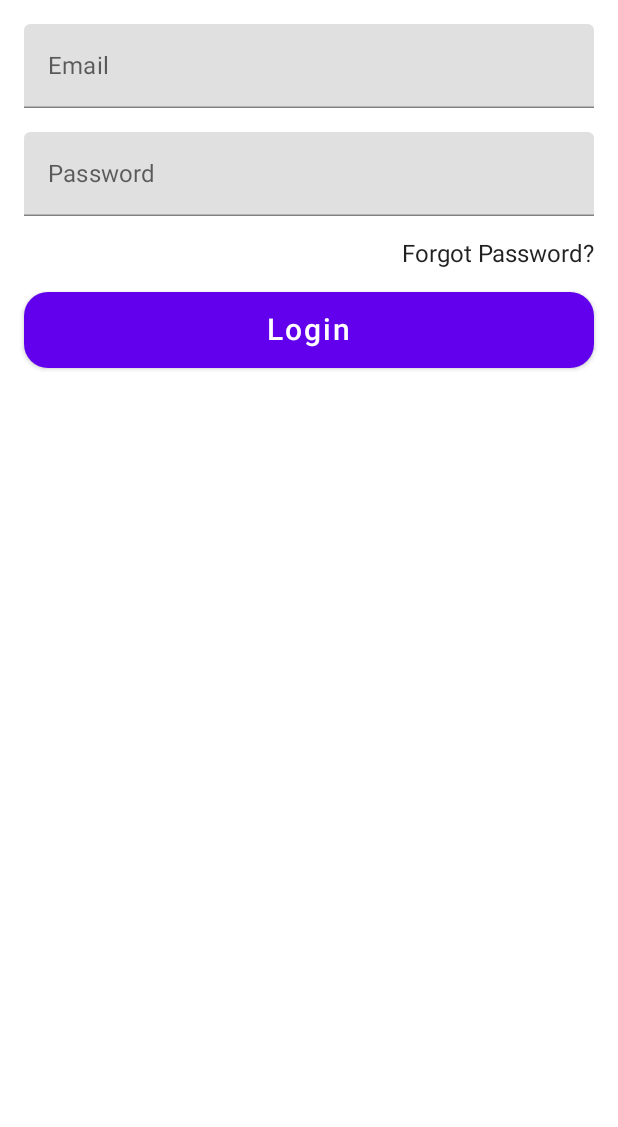
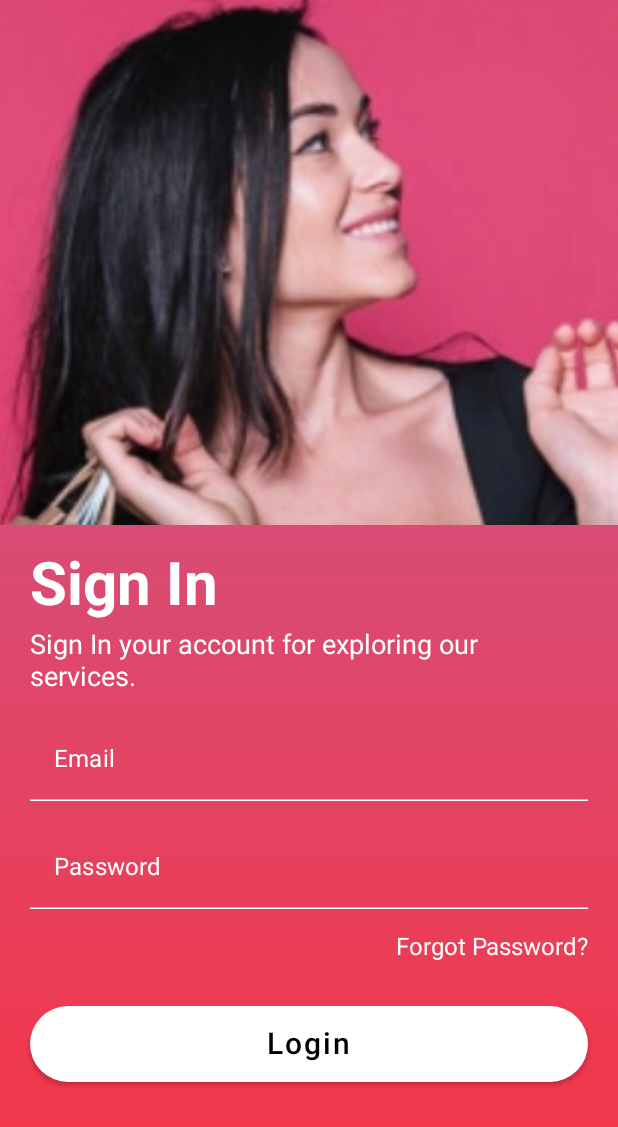
Before and after one commit to JahidHasanCO/Firebase-Auth-Jetpack-Compose, an Android app built with Jetpack Compose: the screen it shows after launch (MainActivity), on a phone screen of 412 x 824 dp. Shown: the top 1127 px of the screen. Run offline under Robolectric (Android 15) with nearby library versions, the phone set to English and light mode, and no system bars.

Commit message:
update login screen ui

```diff
--- a/app/src/main/AndroidManifest.xml
+++ b/app/src/main/AndroidManifest.xml
@@ -13,9 +13,8 @@
         android:theme="@style/Theme.FirebaseAuth"
         tools:targetApi="31">
         <activity
-            android:name=".MainActivity"
+            android:name=".presentation.activity.MainActivity"
             android:exported="true"
-            android:label="@string/app_name"
             android:theme="@style/Theme.FirebaseAuth">
             <intent-filter>
                 <action android:name="android.intent.action.MAIN" />
--- a/app/src/main/java/dev/jahidhasanco/firebaseauth/MainActivity.kt
+++ /dev/null
@@ -1,107 +0,0 @@
-package dev.jahidhasanco.firebaseauth
-
-import android.os.Bundle
-import android.widget.Toast
-import androidx.activity.ComponentActivity
-import androidx.activity.compose.setContent
-import androidx.compose.foundation.layout.*
-import androidx.compose.foundation.shape.RoundedCornerShape
-import androidx.compose.foundation.text.KeyboardOptions
-import androidx.compose.material.*
-import androidx.compose.runtime.Composable
-import androidx.compose.runtime.mutableStateOf
-import androidx.compose.runtime.remember
-import androidx.compose.ui.Modifier
-import androidx.compose.ui.platform.LocalContext
-import androidx.compose.ui.text.input.KeyboardType
-import androidx.compose.ui.text.style.TextAlign
-import androidx.compose.ui.tooling.preview.Preview
-import androidx.compose.ui.unit.dp
-import dev.jahidhasanco.firebaseauth.ui.theme.FirebaseAuthTheme
-
-class MainActivity : ComponentActivity() {
-    override fun onCreate(savedInstanceState: Bundle?) {
-        super.onCreate(savedInstanceState)
-        setContent {
-            FirebaseAuthTheme {
-                // A surface container using the 'background' color from the theme
-                Surface(
-                    modifier = Modifier.fillMaxSize(),
-                    color = MaterialTheme.colors.background
-                ) {
-                    LoginUI()
-                }
-            }
-        }
-    }
-}
-
-@Composable
-fun LoginUI() {
-    val context = LocalContext.current
-    val email = remember { mutableStateOf("") }
-    val password = remember { mutableStateOf("") }
-
-    Column(modifier = Modifier.fillMaxSize()) {
-        TextField(
-            value = email.value,
-            onValueChange = {
-                email.value = it
-            }, modifier = Modifier
-                .fillMaxWidth()
-                .padding(start = 16.dp, end = 16.dp, top = 16.dp),
-            label = { Text(text = "Email") },
-            textStyle = MaterialTheme.typography.body1,
-            singleLine = true,
-            keyboardOptions = KeyboardOptions(keyboardType = KeyboardType.Email)
-        )
-
-        TextField(
-            value = password.value,
-            onValueChange = {
-                password.value = it
-            }, modifier = Modifier
-                .fillMaxWidth()
-                .padding(start = 16.dp, end = 16.dp, top = 16.dp),
-            label = { Text(text = "Password") },
-            textStyle = MaterialTheme.typography.body1,
-            singleLine = true,
-            keyboardOptions = KeyboardOptions(keyboardType = KeyboardType.Password)
-        )
-
-        Text(
-            text = "Forgot Password?", modifier = Modifier
-                .fillMaxWidth()
-                .padding(top = 16.dp, start = 16.dp, end = 16.dp),
-            textAlign = TextAlign.End
-        )
-
-        Button(
-            onClick = {
-                Toast.makeText(
-                    context,
-                    "Email: ${email.value} Password: ${password.value}",
-                    Toast.LENGTH_SHORT
-                ).show()
-            },
-            modifier = Modifier
-                .fillMaxWidth()
-                .padding(start = 16.dp, end = 16.dp, top = 16.dp),
-            shape = RoundedCornerShape(16.dp),
-        ) {
-            Text(
-                text = "Login", modifier = Modifier.padding(5.dp),
-                fontSize = MaterialTheme.typography.h6.fontSize
-            )
-        }
-
-    }
-}
-
-@Preview(showBackground = true)
-@Composable
-fun LoginUIPreview() {
-    FirebaseAuthTheme {
-        LoginUI()
-    }
-}
--- /dev/null
+++ b/app/src/main/java/dev/jahidhasanco/firebaseauth/presentation/activity/MainActivity.kt
@@ -0,0 +1,38 @@
+package dev.jahidhasanco.firebaseauth.presentation.activity
+
+import android.os.Bundle
+import android.widget.Toast
+import androidx.activity.ComponentActivity
+import androidx.activity.compose.setContent
+import androidx.compose.foundation.layout.*
+import androidx.compose.foundation.shape.RoundedCornerShape
+import androidx.compose.foundation.text.KeyboardOptions
+import androidx.compose.material.*
+import androidx.compose.runtime.Composable
+import androidx.compose.runtime.mutableStateOf
+import androidx.compose.runtime.remember
+import androidx.compose.ui.Modifier
+import androidx.compose.ui.platform.LocalContext
+import androidx.compose.ui.text.input.KeyboardType
+import androidx.compose.ui.text.style.TextAlign
+import androidx.compose.ui.tooling.preview.Preview
+import androidx.compose.ui.unit.dp
+import dev.jahidhasanco.firebaseauth.presentation.screen.LoginScreen
+import dev.jahidhasanco.firebaseauth.ui.theme.FirebaseAuthTheme
+
+class MainActivity : ComponentActivity() {
+    override fun onCreate(savedInstanceState: Bundle?) {
+        super.onCreate(savedInstanceState)
+        setContent {
+            FirebaseAuthTheme {
+                // A surface container using the 'background' color from the theme
+                Surface(
+                    modifier = Modifier.fillMaxSize(),
+                    color = MaterialTheme.colors.background
+                ) {
+                    LoginScreen()
+                }
+            }
+        }
+    }
+}
--- /dev/null
+++ b/app/src/main/java/dev/jahidhasanco/firebaseauth/presentation/screen/LoginScreen.kt
@@ -0,0 +1,166 @@
+package dev.jahidhasanco.firebaseauth.presentation.screen
+
+import android.widget.Toast
+import androidx.compose.foundation.Image
+import androidx.compose.foundation.background
+import androidx.compose.foundation.layout.*
+import androidx.compose.foundation.shape.RoundedCornerShape
+import androidx.compose.foundation.text.KeyboardOptions
+import androidx.compose.material.*
+import androidx.compose.runtime.Composable
+import androidx.compose.runtime.mutableStateOf
+import androidx.compose.runtime.remember
+import androidx.compose.ui.Modifier
+import androidx.compose.ui.graphics.Brush
+import androidx.compose.ui.graphics.Color
+import androidx.compose.ui.layout.ContentScale
+import androidx.compose.ui.platform.LocalContext
+import androidx.compose.ui.res.painterResource
+import androidx.compose.ui.text.font.FontWeight
+import androidx.compose.ui.text.input.KeyboardType
+import androidx.compose.ui.text.style.TextAlign
+import androidx.compose.ui.tooling.preview.Preview
+import androidx.compose.ui.unit.dp
+import androidx.compose.ui.unit.sp
+import dev.jahidhasanco.firebaseauth.R
+import dev.jahidhasanco.firebaseauth.ui.theme.FirebaseAuthTheme
+import dev.jahidhasanco.firebaseauth.ui.theme.primaryColor
+import dev.jahidhasanco.firebaseauth.ui.theme.secondaryColor
+
+@Composable
+fun LoginScreen() {
+    val context = LocalContext.current
+    val email = remember { mutableStateOf("") }
+    val password = remember { mutableStateOf("") }
+
+    Image(
+        painter = painterResource(id = R.drawable.girl_pic_2),
+        contentDescription = "Girl pic",
+        modifier = Modifier
+            .height(417.dp)
+            .fillMaxWidth(),
+        contentScale = ContentScale.Crop
+
+    )
+
+    Box(
+        modifier = Modifier
+            .fillMaxSize()
+            .padding(top = 350.dp)
+            .background(
+                brush = Brush.verticalGradient(
+                    colors = listOf(
+                        primaryColor,
+                        secondaryColor
+                    )
+                )
+            )
+    ) {
+        Column(
+            modifier = Modifier.fillMaxSize()
+        ) {
+
+            Text(
+                text = "Sign In", modifier = Modifier
+                    .fillMaxWidth()
+                    .padding(top = 16.dp, start = 20.dp, end = 20.dp),
+                color = Color.White,
+                fontSize = 40.sp,
+                fontWeight = FontWeight.Bold,
+                textAlign = TextAlign.Start
+            )
+
+            Text(
+                text = "Sign In your account for exploring our services.", modifier = Modifier
+                    .fillMaxWidth()
+                    .padding(top = 6.dp, start = 20.dp, end = 20.dp),
+                color = Color.White,
+                fontSize = 18.sp,
+                fontWeight = FontWeight.Normal,
+                textAlign = TextAlign.Start
+            )
+
+            TextField(
+                value = email.value,
+                onValueChange = {
+                    email.value = it
+                }, modifier = Modifier
+                    .fillMaxWidth()
+                    .padding(start = 20.dp, end = 20.dp, top = 16.dp),
+                label = { Text(text = "Email", color = Color.White) },
+                textStyle = MaterialTheme.typography.body1,
+                singleLine = true,
+                keyboardOptions = KeyboardOptions(keyboardType = KeyboardType.Email),
+                colors = TextFieldDefaults.textFieldColors(
+                    backgroundColor = Color.Transparent,
+                    focusedIndicatorColor = Color.White,
+                    unfocusedIndicatorColor = Color.White,
+                    disabledIndicatorColor = Color.White,
+                    textColor = Color.White
+                )
+            )
+
+            TextField(
+                value = password.value,
+                onValueChange = {
+                    password.value = it
+                }, modifier = Modifier
+                    .fillMaxWidth()
+                    .padding(start = 20.dp, end = 20.dp, top = 16.dp),
+                label = { Text(text = "Password", color = Color.White) },
+                textStyle = MaterialTheme.typography.body1,
+                singleLine = true,
+                keyboardOptions = KeyboardOptions(keyboardType = KeyboardType.Password),
+                colors = TextFieldDefaults.textFieldColors(
+                    backgroundColor = Color.Transparent,
+                    focusedIndicatorColor = Color.White,
+                    unfocusedIndicatorColor = Color.White,
+                    disabledIndicatorColor = Color.White,
+                    textColor = Color.White
+                )
+            )
+
+            Text(
+                text = "Forgot Password?",
+                modifier = Modifier
+                    .fillMaxWidth()
+                    .padding(top = 16.dp, start = 20.dp, end = 20.dp),
+                textAlign = TextAlign.End,
+                color = Color.White,
+            )
+
+            Button(
+                onClick = {
+                    Toast.makeText(
+                        context,
+                        "Email: ${email.value} Password: ${password.value}",
+                        Toast.LENGTH_SHORT
+                    ).show()
+                },
+                modifier = Modifier
+                    .fillMaxWidth()
+                    .padding(start = 20.dp, end = 20.dp, top = 30.dp),
+                shape = RoundedCornerShape(50.dp),
+                colors = ButtonDefaults.buttonColors(
+                    backgroundColor = Color.White,
+                    contentColor = Color.Black
+                )
+            ) {
+                Text(
+                    text = "Login", modifier = Modifier.padding(5.dp),
+                    fontSize = MaterialTheme.typography.h6.fontSize,
+                    color = Color.Black
+                )
+            }
+
+        }
+    }
+}
+
+@Preview(showBackground = true)
+@Composable
+fun LoginScreenPreview() {
+    FirebaseAuthTheme {
+        LoginScreen()
+    }
+}
--- a/app/src/main/java/dev/jahidhasanco/firebaseauth/ui/theme/Color.kt
+++ b/app/src/main/java/dev/jahidhasanco/firebaseauth/ui/theme/Color.kt
@@ -6,3 +6,7 @@ val Purple200 = Color(0xFFBB86FC)
 val Purple500 = Color(0xFF6200EE)
 val Purple700 = Color(0xFF3700B3)
 val Teal200 = Color(0xFF03DAC5)
+
+val primaryColorAlpha = Color(0xCCD84C75)
+val primaryColor = Color(0xFFD84C75)
+val secondaryColor = Color(0xFFF73343)
--- a/app/src/main/java/dev/jahidhasanco/firebaseauth/ui/theme/Type.kt
+++ b/app/src/main/java/dev/jahidhasanco/firebaseauth/ui/theme/Type.kt
@@ -2,9 +2,11 @@ package dev.jahidhasanco.firebaseauth.ui.theme
 
 import androidx.compose.material.Typography
 import androidx.compose.ui.text.TextStyle
+import androidx.compose.ui.text.font.Font
 import androidx.compose.ui.text.font.FontFamily
 import androidx.compose.ui.text.font.FontWeight
 import androidx.compose.ui.unit.sp
+import dev.jahidhasanco.firebaseauth.R
 
 // Set of Material typography styles to start with
 val Typography = Typography(
@@ -13,6 +15,7 @@ val Typography = Typography(
         fontWeight = FontWeight.Normal,
         fontSize = 16.sp
     )
+
     /* Other default text styles to override
     button = TextStyle(
         fontFamily = FontFamily.Default,
@@ -26,3 +29,12 @@ val Typography = Typography(
     )
     */
 )
+
+val poppins = FontFamily(
+    Font(R.font.poppins_regular),
+    Font(R.font.poppins_thin, FontWeight.Thin),
+    Font(R.font.poppins_light, FontWeight.Light),
+    Font(R.font.poppins_medium, FontWeight.Medium),
+    Font(R.font.poppins_bold, FontWeight.Bold),
+    Font(R.font.poppins_extra_bold, FontWeight.ExtraBold),
+)
--- a/app/src/main/res/values/strings.xml
+++ b/app/src/main/res/values/strings.xml
@@ -1,3 +1,3 @@
 <resources>
-    <string name="app_name">FirebaseAuth</string>
+    <string name="app_name">Auth App</string>
 </resources>
```
Also changed, not shown: app/src/main/java/dev/jahidhasanco/firebaseauth/presentation/screen/WelcomeScreen.kt (added, +155 -0 lines), app/src/main/res/drawable/girl_pic_1.png (added), app/src/main/res/drawable/girl_pic_2.png (added), app/src/main/res/font/poppins_bold.ttf (added), app/src/main/res/font/poppins_extra_bold.ttf (added), app/src/main/res/font/poppins_italic.ttf (added), app/src/main/res/font/poppins_light.ttf (added), app/src/main/res/font/poppins_medium.ttf (added), app/src/main/res/font/poppins_regular.ttf (added), app/src/main/res/font/poppins_thin.ttf (added).
